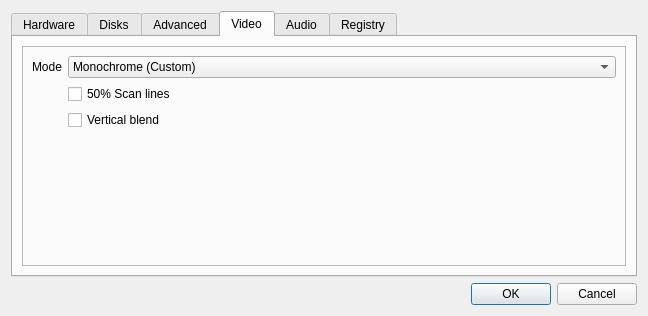
The window that source/frontends/qapple/preferences.ui (AppleWin/AppleWin) describes before a commit, drawn with Qt 5.
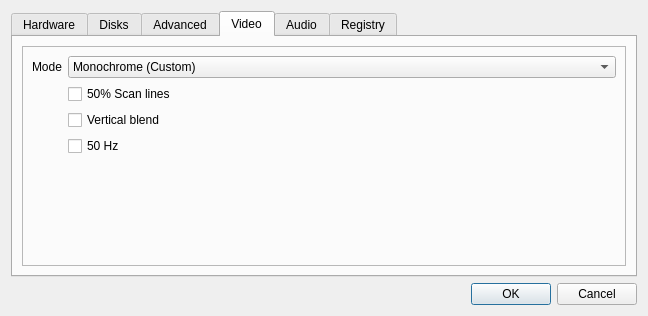
The same window after the commit. The open tabs and pages were chosen to show the change.

```diff
--- a/source/frontends/qapple/preferences.ui
+++ b/source/frontends/qapple/preferences.ui
@@ -498,6 +498,13 @@
             </property>
            </widget>
           </item>
+          <item row="3" column="1">
+           <widget class="QCheckBox" name="hz_50">
+            <property name="text">
+             <string>50 Hz</string>
+            </property>
+           </widget>
+          </item>
          </layout>
         </widget>
        </item>
```
